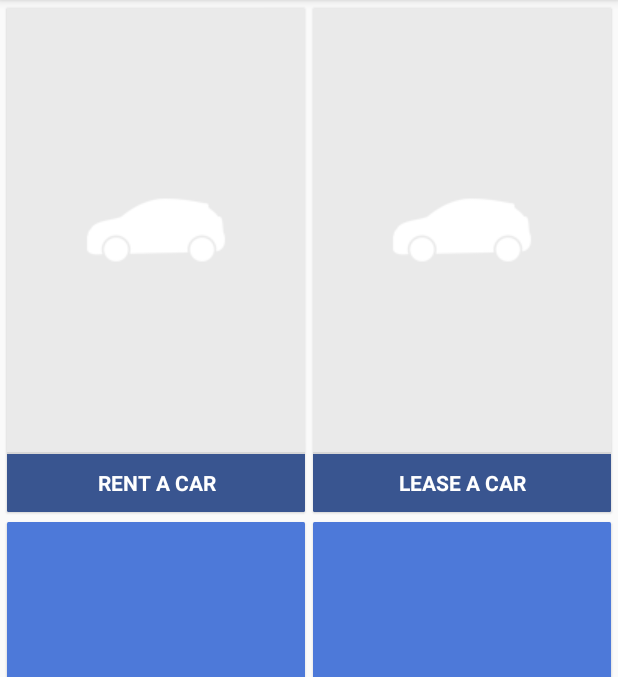
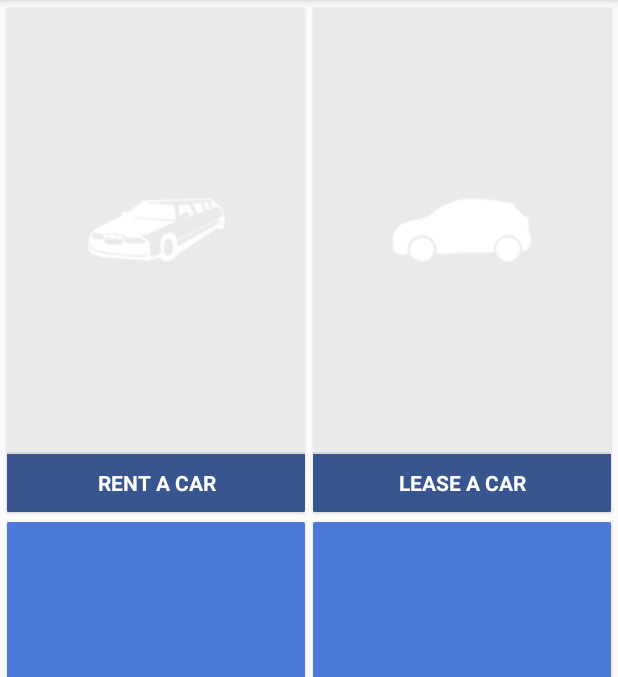
Before and after one commit to shafiblogs/CarLorry, an Android app: the HomeActivity screen opened directly, with no data from a screen before it, on a phone screen of 412 x 824 dp, the part 84-761 px from its top. Run offline under Robolectric (Android 15) with nearby library versions, the phone set to English and light mode, and no system bars; 1 statement that could not run was skipped.

Commit message:
new files added

```diff
--- a/app/src/main/java/com/carlorry/activity/HomeActivity.java
+++ b/app/src/main/java/com/carlorry/activity/HomeActivity.java
@@ -12,6 +12,7 @@ import android.support.v7.widget.Toolbar;
 import android.view.Menu;
 import android.view.MenuItem;
 import android.view.View;
+import android.widget.ImageView;
 import android.widget.LinearLayout;
 import android.widget.RelativeLayout;
 import android.widget.TextView;
@@ -132,6 +133,7 @@ public class HomeActivity extends AppCompatActivity
         cardViewRentCar.setBackgroundColor(getResources().getColor(R.color.card_rent_car_bg));
         bottomRentCar.setBackgroundColor(getResources().getColor(R.color.card_rent_car_footer));
         ((TextView) viewRentCar.findViewById(R.id.tv_footer)).setText("RENT A CAR");
+        ((ImageView) viewRentCar.findViewById(R.id.iv_card)).setImageResource(R.drawable.card_rent_car);
         viewRentCar.setOnClickListener(this);
 
         RelativeLayout cardViewLeaseCar = (RelativeLayout) viewLeaseCar.findViewById(R.id.card_view);
@@ -139,6 +141,7 @@ public class HomeActivity extends AppCompatActivity
         cardViewLeaseCar.setBackgroundColor(getResources().getColor(R.color.card_lease_car_bg));
         bottomLeaseCar.setBackgroundColor(getResources().getColor(R.color.card_lease_car_footer));
         ((TextView) viewLeaseCar.findViewById(R.id.tv_footer)).setText("LEASE A CAR");
+        ((ImageView) viewRentCar.findViewById(R.id.iv_card)).setImageResource(R.drawable.card_lease_car);
         viewLeaseCar.setOnClickListener(this);
 
         RelativeLayout cardViewRentBike = (RelativeLayout) viewRentBike.findViewById(R.id.card_view);
@@ -146,6 +149,7 @@ public class HomeActivity extends AppCompatActivity
         cardViewRentBike.setBackgroundColor(getResources().getColor(R.color.card_rent_bike_bg));
         bottomRentBike.setBackgroundColor(getResources().getColor(R.color.card_rent_bike_footer));
         ((TextView) viewRentBike.findViewById(R.id.tv_footer)).setText("RENT A BIKE");
+        ((ImageView) viewRentCar.findViewById(R.id.iv_card)).setImageResource(R.drawable.card_rent_bike);
         viewRentBike.setOnClickListener(this);
 
         RelativeLayout cardViewLimousine = (RelativeLayout) viewLimousine.findViewById(R.id.card_view);
@@ -153,6 +157,7 @@ public class HomeActivity extends AppCompatActivity
         cardViewLimousine.setBackgroundColor(getResources().getColor(R.color.card_limousine_bg));
         bottomLimousine.setBackgroundColor(getResources().getColor(R.color.card_limousine_footer));
         ((TextView) viewLimousine.findViewById(R.id.tv_footer)).setText("LIMOUSINE");
+        ((ImageView) viewRentCar.findViewById(R.id.iv_card)).setImageResource(R.drawable.card_limousine);
         viewLimousine.setOnClickListener(this);
     }
 }
```
